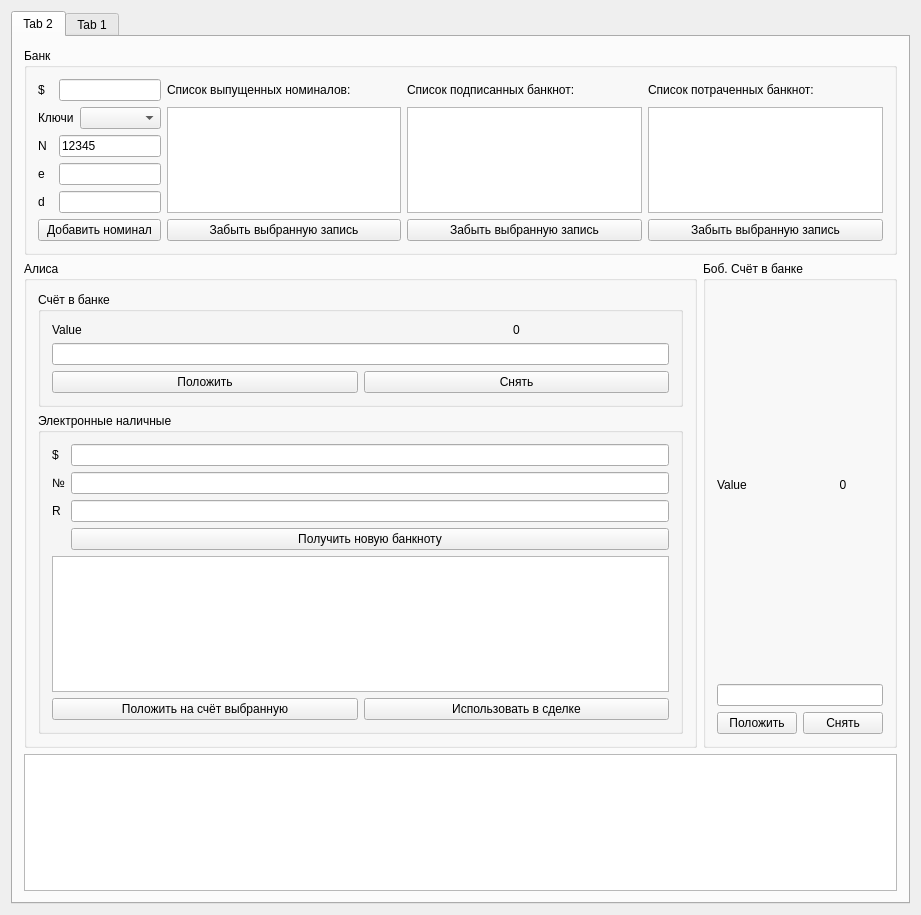
The window that mainwindow.ui (klv-codehub/rsa-cash) describes before a commit, drawn with Qt 5.
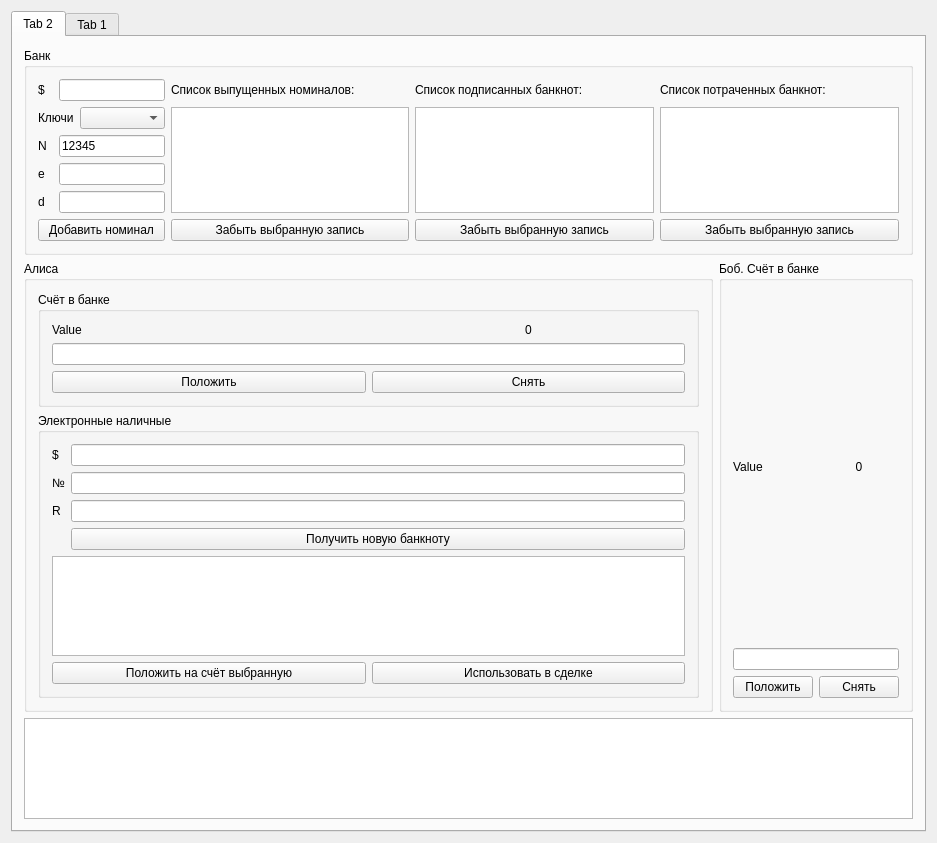
The same window after the commit.

Commit message: Исправлен баг со знаком целых чисел при инициализации int'ом

Diff of the .ui file:
```diff
--- a/mainwindow.ui
+++ b/mainwindow.ui
@@ -6,8 +6,8 @@
    <rect>
     <x>0</x>
     <y>0</y>
-    <width>921</width>
-    <height>915</height>
+    <width>937</width>
+    <height>843</height>
    </rect>
   </property>
   <property name="windowTitle">
```
The commit also changes 2 other files.
